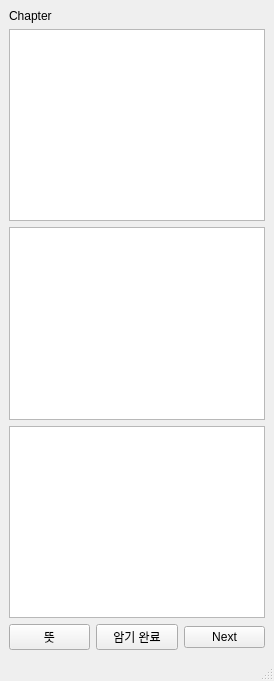
zinzin68/WRP, file WRP_Start.ui: the form before one commit.
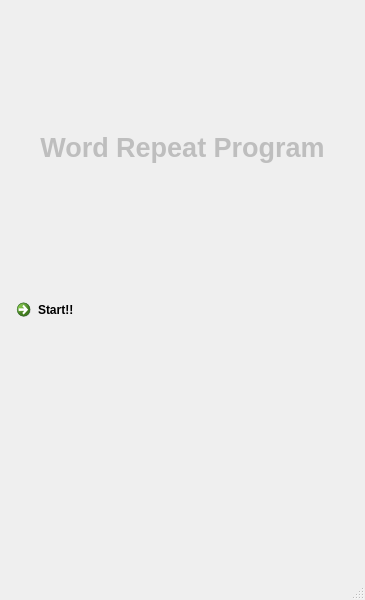
The form after the commit.

Patch:
```diff
--- a/WRP_Start.ui
+++ b/WRP_Start.ui
@@ -6,55 +6,55 @@
    <rect>
     <x>0</x>
     <y>0</y>
-    <width>274</width>
-    <height>681</height>
+    <width>365</width>
+    <height>600</height>
    </rect>
   </property>
   <property name="windowTitle">
    <string>MainWindow</string>
   </property>
+  <property name="styleSheet">
+   <string notr="true"/>
+  </property>
   <widget class="QWidget" name="centralwidget">
    <layout class="QVBoxLayout" name="verticalLayout">
     <item>
-     <widget class="QLabel" name="Chapter">
+     <widget class="QLabel" name="Title">
+      <property name="enabled">
+       <bool>false</bool>
+      </property>
+      <property name="autoFillBackground">
+       <bool>true</bool>
+      </property>
       <property name="text">
-       <string>Chapter</string>
+       <string>&lt;html&gt;&lt;head/&gt;&lt;body&gt;&lt;p align=&quot;center&quot;&gt;&lt;span style=&quot; font-size:20pt; font-weight:700;&quot;&gt;Word Repeat Program&lt;/span&gt;&lt;/p&gt;&lt;/body&gt;&lt;/html&gt;</string>
       </property>
+      <property name="wordWrap">
+       <bool>false</bool>
+      </property>
+      <property name="indent">
+       <number>-6</number>
+      </property>
+      <property name="openExternalLinks">
+       <bool>false</bool>
+      </property>
      </widget>
     </item>
     <item>
-     <widget class="QTextBrowser" name="phonetic"/>
-    </item>
-    <item>
-     <widget class="QTextBrowser" name="Word"/>
-    </item>
-    <item>
-     <widget class="QTextBrowser" name="mean"/>
-    </item>
-    <item>
-     <layout class="QHBoxLayout" name="horizontalLayout">
-      <item>
-       <widget class="QPushButton" name="meanBotton">
-        <property name="text">
-         <string>뜻</string>
-        </property>
-       </widget>
-      </item>
-      <item>
-       <widget class="QPushButton" name="successBotton">
-        <property name="text">
-         <string>암기 완료</string>
-        </property>
-       </widget>
-      </item>
-      <item>
-       <widget class="QPushButton" name="nextBotton">
-        <property name="text">
-         <string>Next</string>
-        </property>
-       </widget>
-      </item>
-     </layout>
+     <widget class="QCommandLinkButton" name="start">
+      <property name="acceptDrops">
+       <bool>true</bool>
+      </property>
+      <property name="toolTip">
+       <string>&lt;html&gt;&lt;head/&gt;&lt;body&gt;&lt;p align=&quot;center&quot;&gt;Start!!&lt;/p&gt;&lt;/body&gt;&lt;/html&gt;</string>
+      </property>
+      <property name="text">
+       <string>Start!!</string>
+      </property>
+      <property name="autoRepeat">
+       <bool>false</bool>
+      </property>
+     </widget>
     </item>
    </layout>
   </widget>
```
Left out of the diff: 18 changed lines with no effect on the pictures.
